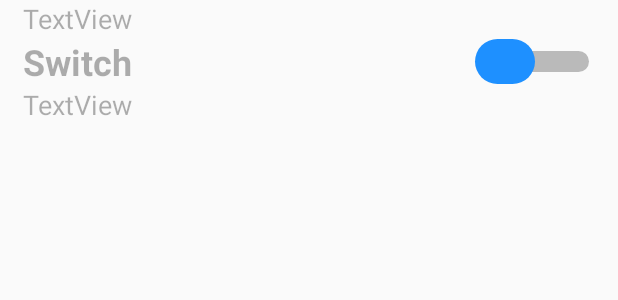
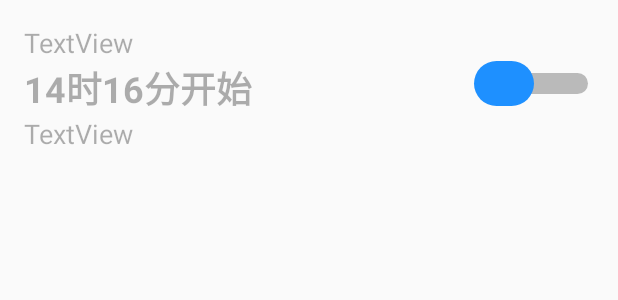
Before and after one commit to 532Android/bigwork, an Android app: the layout fragment2_clocklist.xml on its own in the app's theme, with its tools: preview values and no code run, on a phone screen of 412 x 824 dp. Shown: the top 300 px of the screen. Run offline under Robolectric (Android 15) with nearby library versions, the phone set to English and light mode, and no system bars.

Commit message:
闹钟界面小改
闹钟界面小改

```diff
--- a/Myassistant/app/src/main/res/layout/fragment2_clocklist.xml
+++ b/Myassistant/app/src/main/res/layout/fragment2_clocklist.xml
@@ -6,35 +6,43 @@
     <LinearLayout
         android:layout_width="match_parent"
         android:layout_height="wrap_content"
+        android:layout_margin="16dp"
         android:orientation="vertical">
 
         <TextView
             android:id="@+id/eventdata"
             android:layout_width="match_parent"
             android:layout_height="wrap_content"
-            android:layout_marginLeft="15dp"
             android:layout_weight="1"
             android:text="TextView"
             android:textColor="#50000000"
             android:textSize="18sp" />
 
-        <Switch
-            android:id="@+id/starttime"
+        <RelativeLayout
             android:layout_width="match_parent"
             android:layout_height="wrap_content"
-            android:layout_marginLeft="15dp"
-            android:layout_marginRight="15dp"
-            android:text="Switch"
-            android:textColor="#50000000"
-            android:textSize="24sp"
-            android:textStyle="bold"
-            android:thumb="@drawable/switch_thumb" />
+            android:orientation="horizontal">
+            <TextView
+                android:id="@+id/start"
+                android:layout_width="wrap_content"
+                android:layout_height="wrap_content"
+                android:text="14时16分开始"
+                android:textColor="#50000000"
+                android:layout_alignParentLeft="true"
+                android:textSize="24sp"
+                android:textStyle="bold"/>
+            <Switch
+                android:id="@+id/starttime"
+                android:layout_width="100dp"
+                android:layout_height="wrap_content"
+                android:layout_alignParentRight="true"
+                android:thumb="@drawable/switch_thumb" />
+        </RelativeLayout>
 
         <TextView
             android:id="@+id/title"
             android:layout_width="match_parent"
             android:layout_height="wrap_content"
-            android:layout_marginLeft="15dp"
             android:layout_weight="1"
             android:text="TextView"
             android:textColor="#50000000"
```
Also changed, not shown: Myassistant/app/src/main/java/com/zucc/hpy31501365gbl31501364/JavaBean/Richeng/ClockResult.java (added, +79 -0 lines), Myassistant/app/src/main/java/com/zucc/hpy31501365gbl31501364/MyFragment2.java (+9 -20 lines), Myassistant/app/src/main/java/com/zucc/hpy31501365gbl31501364/MyFragment2Adapter.java (+14 -13 lines), Myassistant/app/src/main/java/com/zucc/hpy31501365gbl31501364/Util/JsonUtil.java (+16 -5 lines), 1 other file.
